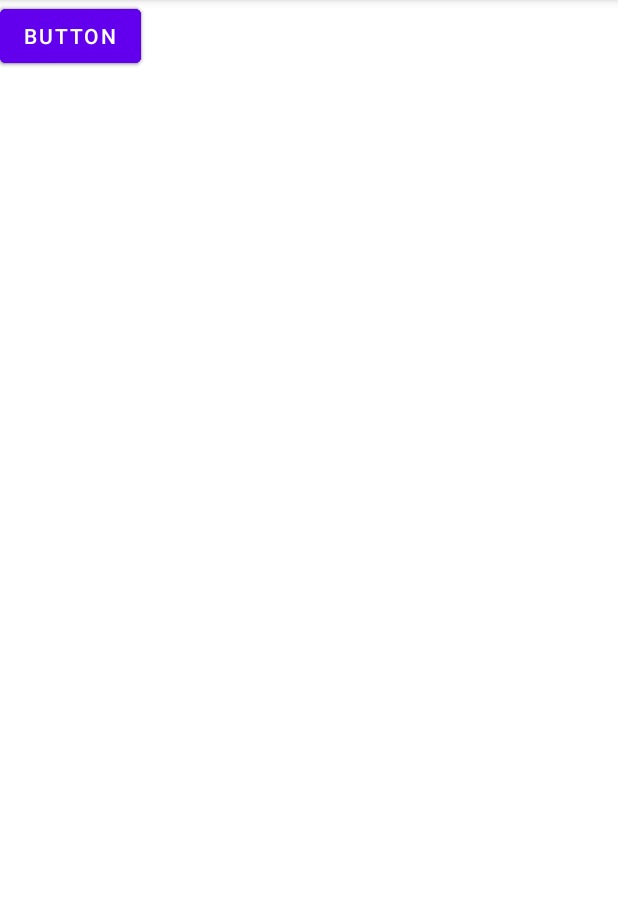
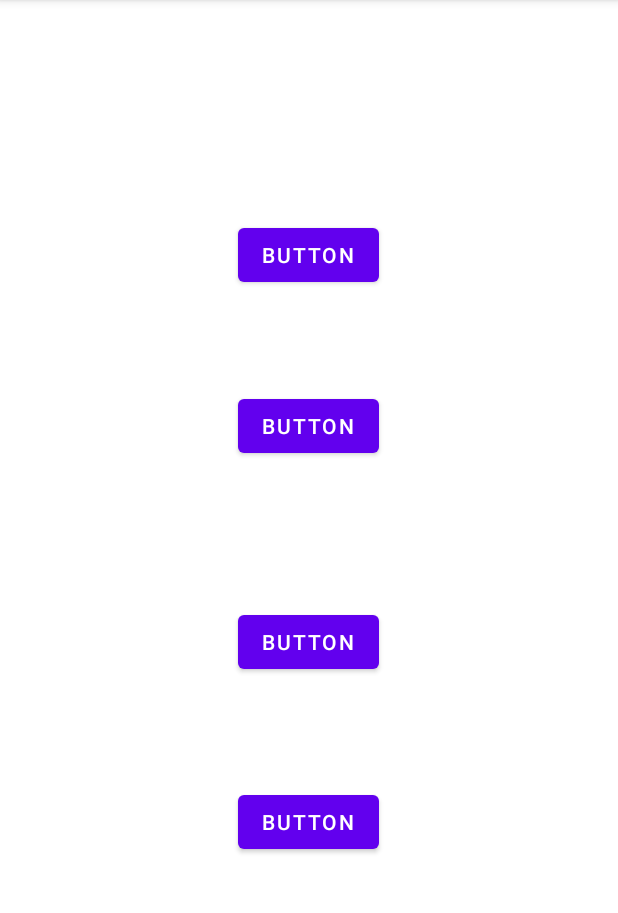
Before and after one commit to Bgraham2/MyRecipe_Book, an Android app: the screen it shows after launch (MainActivity), on a phone screen of 412 x 824 dp, the part 84-997 px from its top. Run offline under Robolectric (Android 15) with nearby library versions, the phone set to English and light mode, and no system bars.

Commit message:
Updated Main

```diff
--- a/app/src/main/res/layout/activity_main.xml
+++ b/app/src/main/res/layout/activity_main.xml
@@ -11,30 +11,43 @@
         android:layout_width="wrap_content"
         android:layout_height="wrap_content"
         android:text="Button"
-        tools:layout_editor_absoluteX="161dp"
-        tools:layout_editor_absoluteY="107dp" />
+        app:layout_constraintBottom_toTopOf="@+id/button2"
+        app:layout_constraintEnd_toEndOf="parent"
+        app:layout_constraintHorizontal_bias="0.498"
+        app:layout_constraintStart_toStartOf="parent"
+        app:layout_constraintTop_toTopOf="parent"
+        app:layout_constraintVertical_bias="0.688" />
 
     <Button
         android:id="@+id/button2"
         android:layout_width="wrap_content"
         android:layout_height="wrap_content"
+        android:layout_marginBottom="96dp"
         android:text="Button"
-        tools:layout_editor_absoluteX="164dp"
-        tools:layout_editor_absoluteY="174dp" />
+        app:layout_constraintBottom_toTopOf="@+id/button3"
+        app:layout_constraintEnd_toEndOf="parent"
+        app:layout_constraintHorizontal_bias="0.498"
+        app:layout_constraintStart_toStartOf="parent" />
 
     <Button
         android:id="@+id/button3"
         android:layout_width="wrap_content"
         android:layout_height="wrap_content"
+        android:layout_marginBottom="72dp"
         android:text="Button"
-        tools:layout_editor_absoluteX="165dp"
-        tools:layout_editor_absoluteY="241dp" />
+        app:layout_constraintBottom_toTopOf="@+id/button4"
+        app:layout_constraintEnd_toEndOf="parent"
+        app:layout_constraintHorizontal_bias="0.498"
+        app:layout_constraintStart_toStartOf="parent" />
 
     <Button
         android:id="@+id/button4"
         android:layout_width="wrap_content"
         android:layout_height="wrap_content"
+        android:layout_marginBottom="196dp"
         android:text="Button"
-        tools:layout_editor_absoluteX="165dp"
-        tools:layout_editor_absoluteY="314dp" />
+        app:layout_constraintBottom_toBottomOf="parent"
+        app:layout_constraintEnd_toEndOf="parent"
+        app:layout_constraintHorizontal_bias="0.498"
+        app:layout_constraintStart_toStartOf="parent" />
 </androidx.constraintlayout.widget.ConstraintLayout>
```
